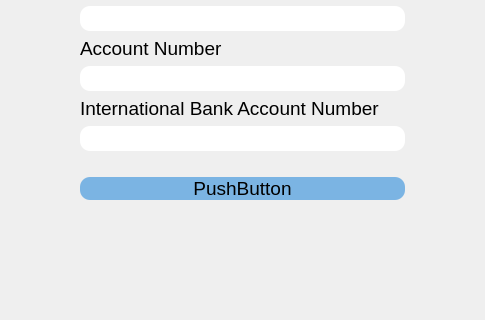
Before: the Qt Designer form chengeaccount.ui in SAMoosavi/AdvancedProgrammingProject2, drawn with Qt 5; both pictures show x 191 to 676 and y 395 to 715 of the 866 by 715 pixel window.
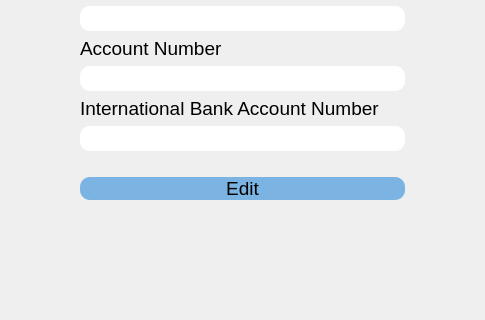
After: the same form once the commit is applied.

Commit message: edit btn text

Patch:
```diff
--- a/chengeaccount.ui
+++ b/chengeaccount.ui
@@ -262,7 +262,7 @@
 margin:20px 0 0 0;</string>
           </property>
           <property name="text">
-           <string>PushButton</string>
+           <string>Edit</string>
           </property>
          </widget>
         </item>
```
The commit also changes 1 other file.
